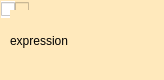
Qt form node.ui (ArtyMcLabin/debate-platform) before a commit.
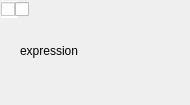
The same form after that commit.

Patch:
```diff
--- a/node.ui
+++ b/node.ui
@@ -6,16 +6,25 @@
    <rect>
     <x>0</x>
     <y>0</y>
-    <width>164</width>
-    <height>80</height>
+    <width>190</width>
+    <height>105</height>
    </rect>
   </property>
   <property name="windowTitle">
    <string>Form</string>
   </property>
   <property name="styleSheet">
-   <string notr="true">background-color: rgb(255, 233, 188);
-</string>
+   <string notr="true">background-color: rgb(241, 223, 156);
+padding: 1px;
+border-style: solid;
+border-width: 3px;
+border-radius: 7px;
+
+QCheckBox {
+	color: rgb(0, 0, 0);
+	background-color: rgb(0, 0, 0);
+	border-color: rgb(0, 0, 0);
+}</string>
   </property>
   <widget class="QCheckBox" name="agreeL">
    <property name="geometry">
@@ -42,7 +51,7 @@
     <rect>
      <x>15</x>
      <y>1</y>
-     <width>17</width>
+     <width>16</width>
      <height>17</height>
     </rect>
    </property>
@@ -58,8 +67,8 @@
   <widget class="QLabel" name="expression">
    <property name="geometry">
     <rect>
-     <x>10</x>
-     <y>10</y>
+     <x>20</x>
+     <y>20</y>
      <width>141</width>
      <height>61</height>
     </rect>
```
Left out of the diff: 1 changed line with no effect on the pictures.
